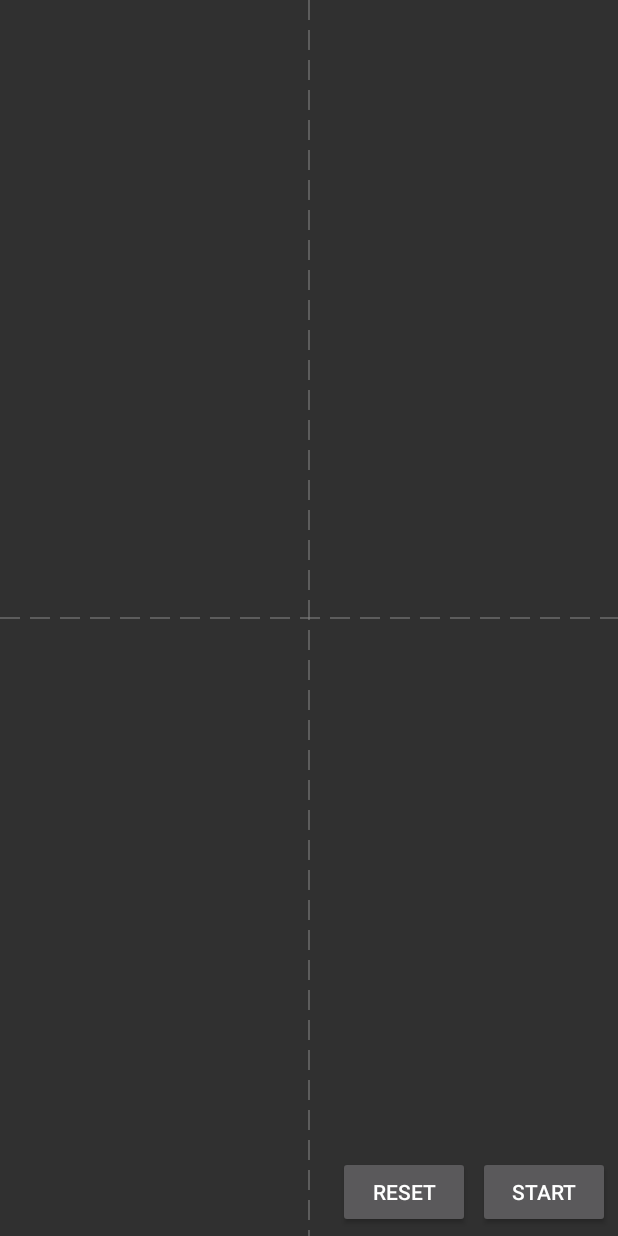
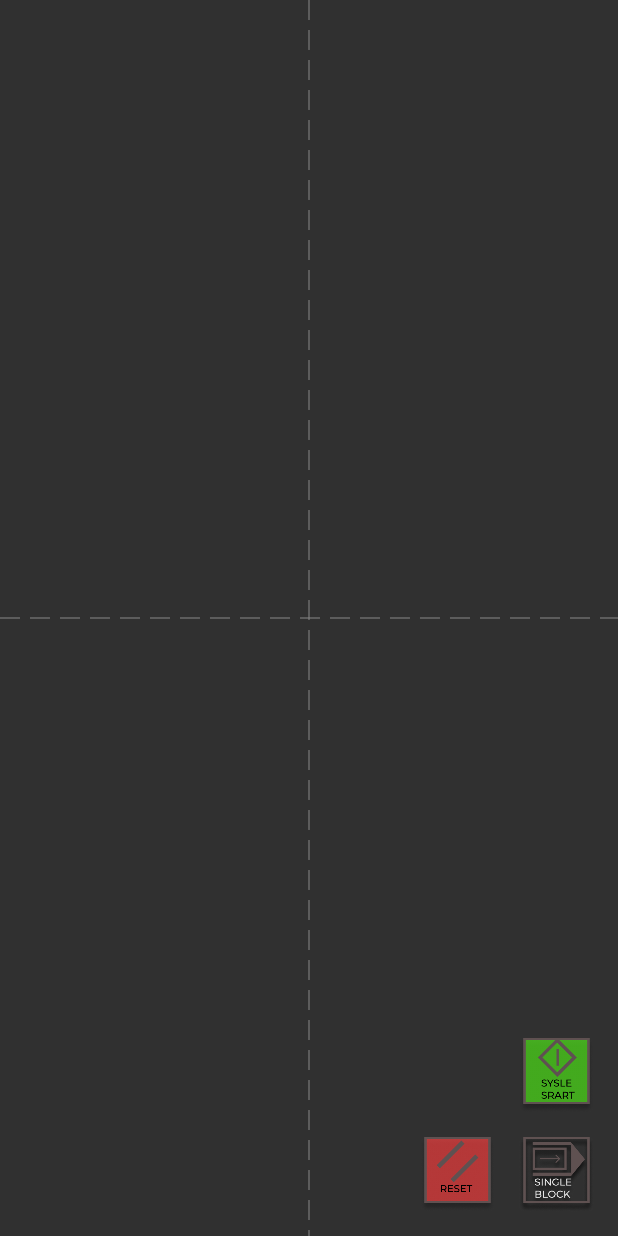
Before and after one commit to pisarevS/Android, an Android app: the layout activity_second.xml on its own in the app's theme, with its tools: preview values and no code run, on a phone screen of 412 x 824 dp. Run offline under Robolectric (Android 15) with nearby library versions, the phone set to English and light mode, and no system bars.

Commit message:
custom button

```diff
--- a/Modeling/app/build.gradle
+++ b/Modeling/app/build.gradle
@@ -19,7 +19,7 @@ android {
 }
 
 dependencies {
-    implementation fileTree(dir: 'libs', include: ['*.jar'])
+    implementation fileTree(include: ['*.jar'], dir: 'libs')
     implementation 'com.android.support:appcompat-v7:27.1.1'
     implementation 'com.android.support.constraint:constraint-layout:1.1.3'
     testImplementation 'junit:junit:4.12'
--- a/Modeling/app/src/main/res/layout-land/activity_second.xml
+++ b/Modeling/app/src/main/res/layout-land/activity_second.xml
@@ -12,31 +12,39 @@
         android:layout_height="match_parent"
         app:layout_constraintBottom_toBottomOf="parent"
         app:layout_constraintEnd_toEndOf="parent"
-        app:layout_constraintStart_toStartOf="parent"
-        app:layout_constraintTop_toTopOf="parent" />
+        app:layout_constraintHorizontal_bias="1.0"
+        app:layout_constraintStart_toStartOf="parent" />
 
-    <Button
-        android:layout_width="wrap_content"
-        android:layout_height="48dp"
-        android:layout_marginEnd="5dp"
-        android:layout_marginRight="5dp"
-        android:layout_marginBottom="5dp"
-        android:onClick="onClickButtonReset"
-        android:text="@string/buttonReset_name"
+    <ImageView
+        android:id="@+id/reset"
+        android:layout_width="50dp"
+        android:layout_height="50dp"
+        android:layout_marginEnd="16dp"
+        android:layout_marginBottom="16dp"
         app:layout_constraintBottom_toBottomOf="parent"
-        app:layout_constraintEnd_toStartOf="@+id/button2" />
+        app:layout_constraintEnd_toStartOf="@+id/single_block"
+        app:srcCompat="@drawable/reset" />
 
-    <Button
-        android:id="@+id/button2"
-        android:layout_width="88dp"
-        android:layout_height="48dp"
-        android:layout_marginEnd="5dp"
-        android:layout_marginRight="5dp"
-        android:layout_marginBottom="5dp"
-        android:onClick="onCliCkButtonStart"
-        android:text="@string/buttonStart_name"
+    <ImageView
+        android:id="@+id/single_block"
+        android:layout_width="50dp"
+        android:layout_height="50dp"
+        android:layout_marginEnd="16dp"
+        android:layout_marginBottom="16dp"
         app:layout_constraintBottom_toBottomOf="parent"
-        app:layout_constraintEnd_toEndOf="parent" />
+        app:layout_constraintEnd_toEndOf="parent"
+        app:srcCompat="@drawable/single_block" />
+
+    <ImageView
+        android:id="@+id/start"
+        android:layout_width="50dp"
+        android:layout_height="50dp"
+        android:layout_marginEnd="16dp"
+        android:layout_marginBottom="16dp"
+        android:clickable="true"
+        app:layout_constraintBottom_toTopOf="@+id/single_block"
+        app:layout_constraintEnd_toEndOf="parent"
+        app:srcCompat="@drawable/sysle_start" />
 
 
 </android.support.constraint.ConstraintLayout>
--- a/Modeling/app/src/main/res/layout/activity_second.xml
+++ b/Modeling/app/src/main/res/layout/activity_second.xml
@@ -11,33 +11,40 @@
         android:layout_width="match_parent"
         android:layout_height="match_parent"
         app:layout_constraintBottom_toBottomOf="parent"
+        app:layout_constraintStart_toStartOf="parent"
+        app:layout_constraintTop_toTopOf="parent"
+        app:layout_constraintVertical_bias="1.0" />
+
+    <ImageView
+        android:id="@+id/start"
+        android:layout_width="50dp"
+        android:layout_height="50dp"
+        android:layout_marginEnd="16dp"
+        android:layout_marginBottom="16dp"
+        android:clickable="true"
+        app:layout_constraintBottom_toTopOf="@+id/single_block"
         app:layout_constraintEnd_toEndOf="parent"
-        app:layout_constraintStart_toStartOf="parent"
-        app:layout_constraintTop_toTopOf="parent" />
+        app:srcCompat="@drawable/sysle_start" />
 
-    <Button
-        android:layout_width="wrap_content"
-        android:layout_height="48dp"
-        android:layout_marginEnd="5dp"
-        android:layout_marginRight="5dp"
-        android:layout_marginBottom="5dp"
-        android:onClick="onClickButtonReset"
-        android:text="@string/buttonReset_name"
+    <ImageView
+        android:id="@+id/single_block"
+        android:layout_width="50dp"
+        android:layout_height="50dp"
+        android:layout_marginEnd="16dp"
+        android:layout_marginBottom="16dp"
         app:layout_constraintBottom_toBottomOf="parent"
-        app:layout_constraintEnd_toStartOf="@+id/button2" />
+        app:layout_constraintEnd_toEndOf="parent"
+        app:srcCompat="@drawable/single_block" />
 
-    <Button
-        android:id="@+id/button2"
-        android:layout_width="88dp"
-        android:layout_height="48dp"
-        android:layout_marginEnd="5dp"
-        android:layout_marginRight="5dp"
-        android:layout_marginBottom="5dp"
-        android:onClick="onCliCkButtonStart"
-        android:text="@string/buttonStart_name"
+    <ImageView
+        android:id="@+id/reset"
+        android:layout_width="50dp"
+        android:layout_height="50dp"
+        android:layout_marginEnd="16dp"
+        android:layout_marginBottom="16dp"
         app:layout_constraintBottom_toBottomOf="parent"
-        app:layout_constraintEnd_toEndOf="parent" />
-
+        app:layout_constraintEnd_toStartOf="@+id/single_block"
+        app:srcCompat="@drawable/reset" />
 
 
 </android.support.constraint.ConstraintLayout>
```
Also changed, not shown: Modeling/app/src/main/java/pisarev/com/modeling/MyView.java (+0 -12 lines), Modeling/app/src/main/java/pisarev/com/modeling/SecondActivity.java (+56 -17 lines), Modeling/app/src/main/res/drawable/reset.png (added), Modeling/app/src/main/res/drawable/reset_down.png (added), Modeling/app/src/main/res/drawable/single_block.png (added), Modeling/app/src/main/res/drawable/single_block_down.png (added), Modeling/app/src/main/res/drawable/sysle_start.png (added), Modeling/app/src/main/res/drawable/sysle_start_down.png (added).
